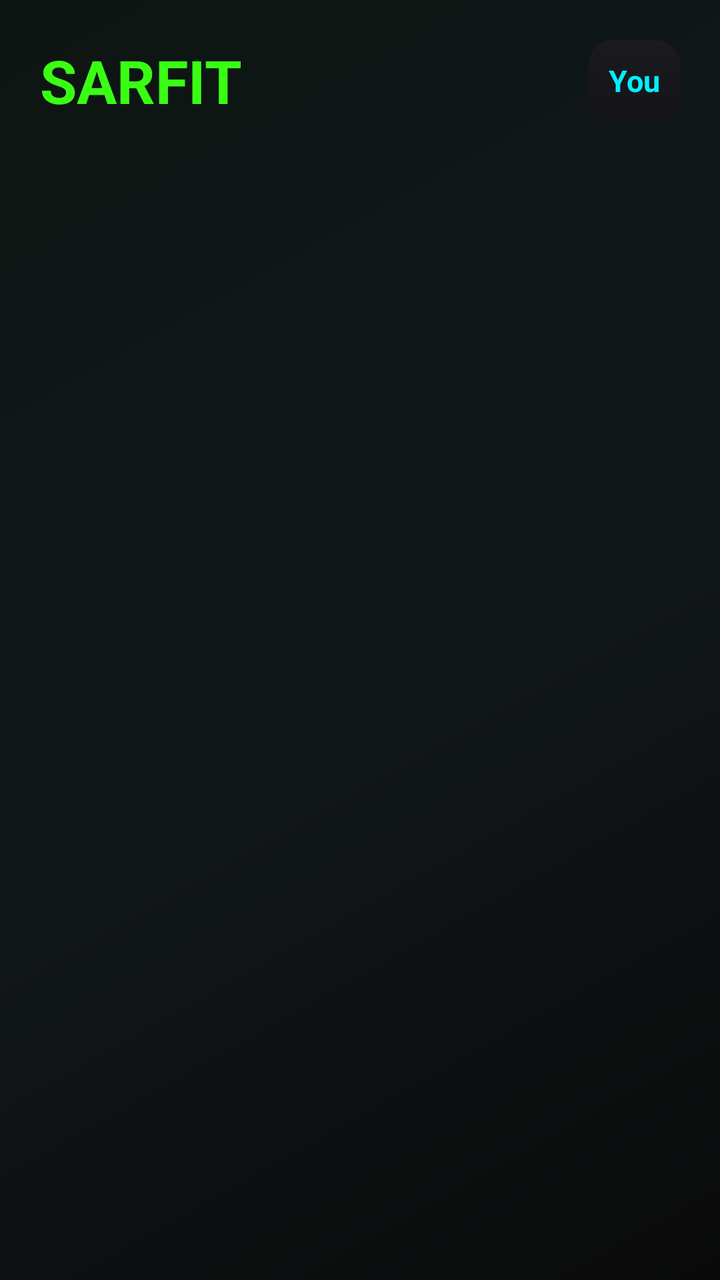
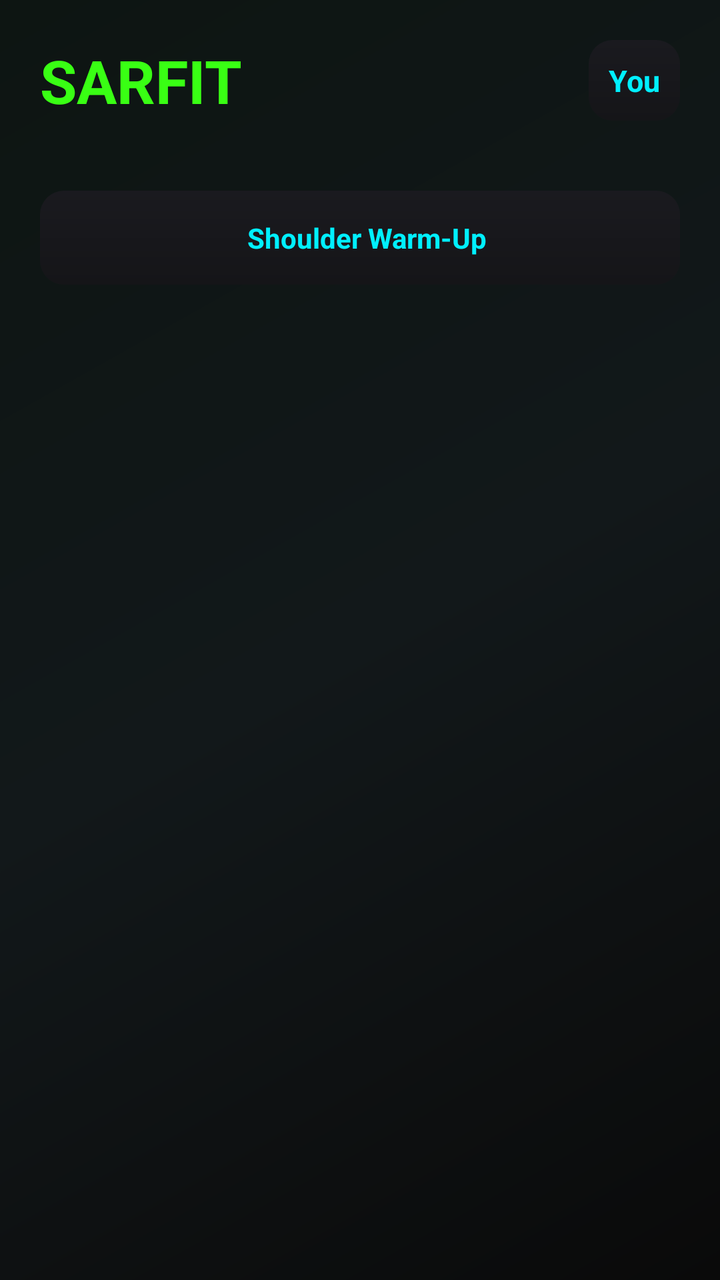

Two renders of the same Android screen: before a commit and after it. Below are the layout's source before the change and the commit's diff.
<!-- AndroidManifest.xml: application theme Theme.Sarfit -->
<!-- res/layout/activity_main.xml -->
<?xml version="1.0" encoding="utf-8"?>
<ScrollView xmlns:android="http://schemas.android.com/apk/res/android"
    android:layout_width="match_parent"
    android:layout_height="match_parent"
    android:background="@drawable/gradient_bg">

    <LinearLayout
        android:layout_width="match_parent"
        android:layout_height="wrap_content"
        android:orientation="vertical"
        android:padding="20dp">

        <LinearLayout
            android:layout_width="match_parent"
            android:layout_height="wrap_content"
            android:orientation="horizontal"
            android:gravity="center_vertical">

            <TextView
                android:layout_width="0dp"
                android:layout_height="wrap_content"
                android:layout_weight="1"
                android:text="@string/app_name"
                android:textColor="@color/neon_green"
                android:textSize="30sp"
                android:textStyle="bold" />

            <TextView
                android:id="@+id/tvYouButton"
                android:layout_width="wrap_content"
                android:layout_height="wrap_content"
                android:text="You"
                android:textColor="@color/neon_cyan"
                android:textSize="15sp"
                android:textStyle="bold"
                android:padding="10dp"
                android:background="@drawable/gradient_card" />

        </LinearLayout>

        <TextView
            android:id="@+id/tvWelcome"
            android:layout_width="wrap_content"
            android:layout_height="wrap_content"
            android:layout_marginTop="2dp"
            android:layout_marginBottom="20dp"
            android:textColor="@color/text_secondary"
            android:textSize="14sp" />

        <LinearLayout
            android:id="@+id/dayListContainer"
            android:layout_width="match_parent"
            android:layout_height="wrap_content"
            android:orientation="vertical" />

    </LinearLayout>
</ScrollView>
<!-- resources referenced by this layout -->
<resources>
  <color name="neon_cyan">#00F0FF</color>
  <color name="neon_green">#39FF14</color>
  <color name="text_secondary">#9E9E9E</color>
  <!-- drawable gradient_bg (drawable) -->
  <?xml version="1.0" encoding="utf-8"?>
  <shape xmlns:android="http://schemas.android.com/apk/res/android"
      android:shape="rectangle">
      <gradient
          android:type="linear"
          android:angle="135"
          android:startColor="#0A0A0A"
          android:centerColor="#12181A"
          android:endColor="#0D1512"
          android:centerX="0.5" />
  </shape>
  <!-- drawable gradient_card (drawable) -->
  <?xml version="1.0" encoding="utf-8"?>
  <shape xmlns:android="http://schemas.android.com/apk/res/android"
      android:shape="rectangle">
      <gradient
          android:type="linear"
          android:angle="115"
          android:startColor="#1A1A1F"
          android:endColor="#151518" />
      <corners android:radius="12dp" />
  </shape>
  <string name="app_name">SARFIT</string>
  <style name="Theme.Sarfit" parent="Theme.AppCompat.NoActionBar">
          <item name="android:windowBackground">@color/bg_dark</item>
          <item name="android:statusBarColor">@color/bg_dark</item>
          <item name="android:navigationBarColor">@color/bg_dark</item>
          <item name="android:textColor">@color/text_primary</item>
      </style>
  <color name="bg_dark">#0A0A0A</color>
  <color name="text_primary">#FFFFFF</color>
</resources>

<!-- the commit's change to res/layout/activity_main.xml (unified diff, before → after) -->
@@ -43,9 +43,22 @@
             android:layout_width="wrap_content"
             android:layout_height="wrap_content"
             android:layout_marginTop="2dp"
-            android:layout_marginBottom="20dp"
+            android:layout_marginBottom="14dp"
             android:textColor="@color/text_secondary"
             android:textSize="14sp" />
+
+        <TextView
+            android:id="@+id/tvWarmupButton"
+            android:layout_width="match_parent"
+            android:layout_height="wrap_content"
+            android:layout_marginBottom="18dp"
+            android:padding="14dp"
+            android:gravity="center"
+            android:text="\uD83D\uDD25  Shoulder Warm-Up"
+            android:textColor="@color/neon_cyan"
+            android:textSize="14sp"
+            android:textStyle="bold"
+            android:background="@drawable/gradient_card" />
 
         <LinearLayout
             android:id="@+id/dayListContainer"
